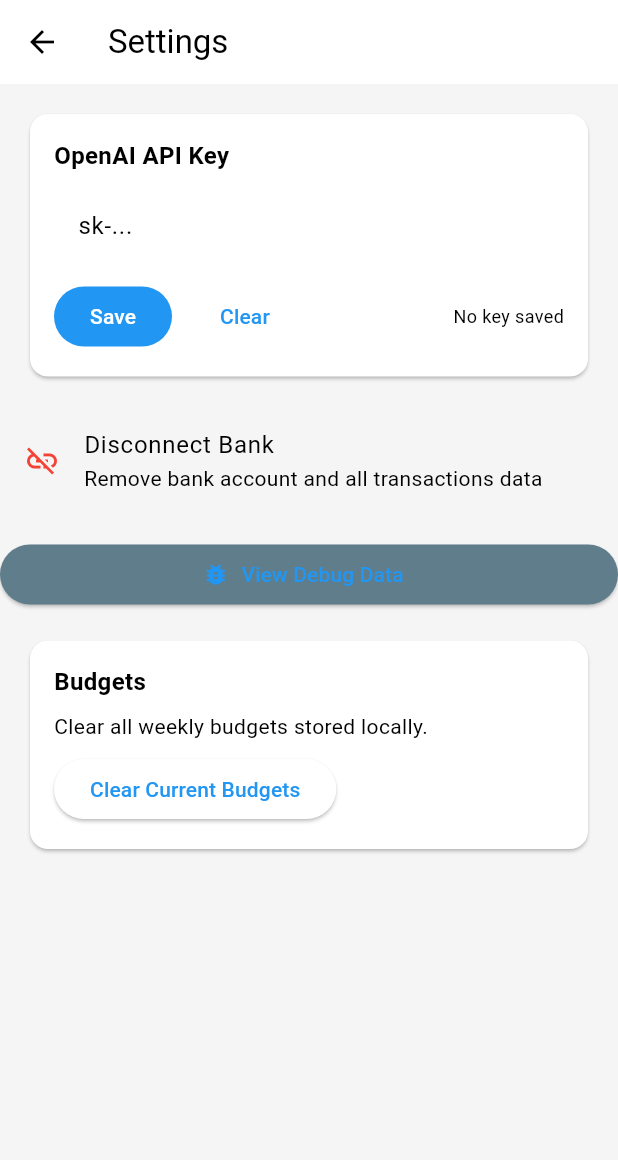
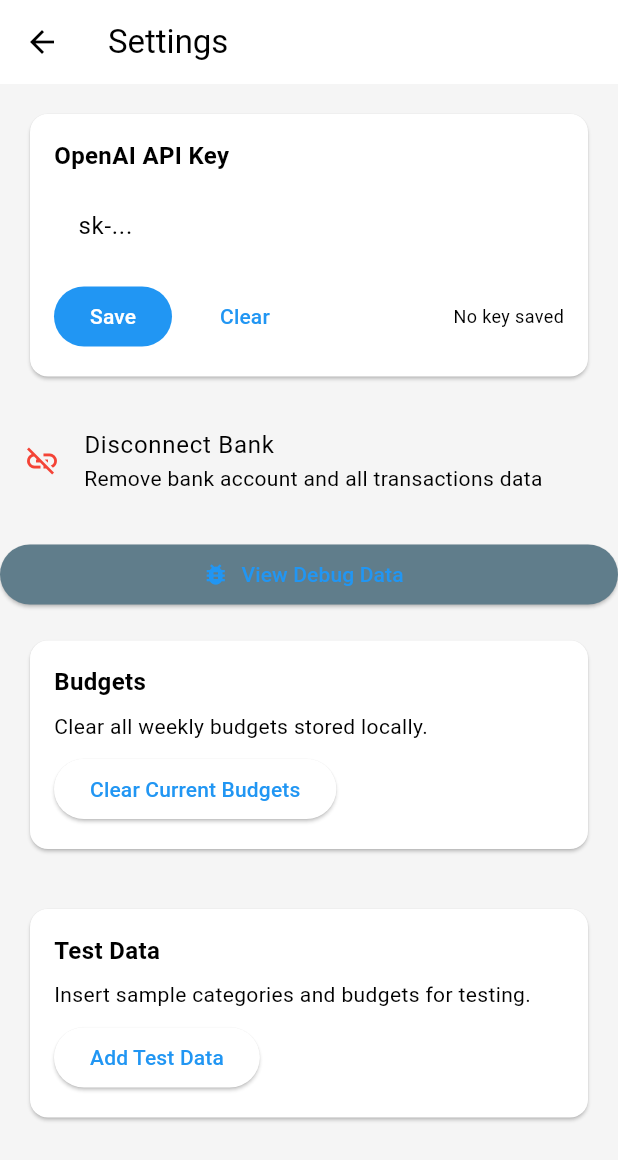
Before and after one commit to LukeFB/bfm_app, a Flutter app: the SettingsScreen screen opened by its route, on a phone screen of 412 x 824 dp. Shown: the top 1160 px of the screen. Run offline on Flutter 3.47's test engine with Material 3 defaults, Android fonts, the light colour scheme and no system bars; our stand-ins replace bubble, flutter_riverpod, local_auth, package_info_plus, share_plus, shared_preferences and 2 more; accounts and stored records are empty.

Commit message:
Test Data - Confirmed budget categories work via test data.

```diff
--- a/bfm_app/lib/screens/settings_screen.dart
+++ b/bfm_app/lib/screens/settings_screen.dart
@@ -19,6 +19,8 @@
 
 // Added
 import 'package:bfm_app/services/api_key_store.dart';
+
+import 'package:bfm_app/services/test_data_service.dart';
 
 class SettingsScreen extends StatefulWidget {
   const SettingsScreen({Key? key}) : super(key: key);
@@ -226,6 +228,35 @@
               ),
             ),
           ),
+          Padding(
+            padding: const EdgeInsets.all(16),
+            child: Card(
+              elevation: 1,
+              child: Padding(
+                padding: const EdgeInsets.all(16),
+                child: Column(
+                  crossAxisAlignment: CrossAxisAlignment.start,
+                  children: [
+                    const Text('Test Data',
+                        style: TextStyle(fontSize: 16, fontWeight: FontWeight.w600)),
+                    const SizedBox(height: 8),
+                    const Text('Insert sample categories and budgets for testing.'),
+                    const SizedBox(height: 8),
+                    ElevatedButton(
+                      onPressed: () async {
+                        await TestDataService.addTestData();
+                        if (!context.mounted) return;
+                        ScaffoldMessenger.of(context).showSnackBar(
+                          const SnackBar(content: Text('Test data added!')),
+                        );
+                      },
+                      child: const Text('Add Test Data'),
+                    ),
+                  ],
+                ),
+              ),
+            ),
+          ),
         ],
       ),
     );
```
Also changed, not shown: bfm_app/lib/services/test_data_service.dart (added, +52 -0 lines).
